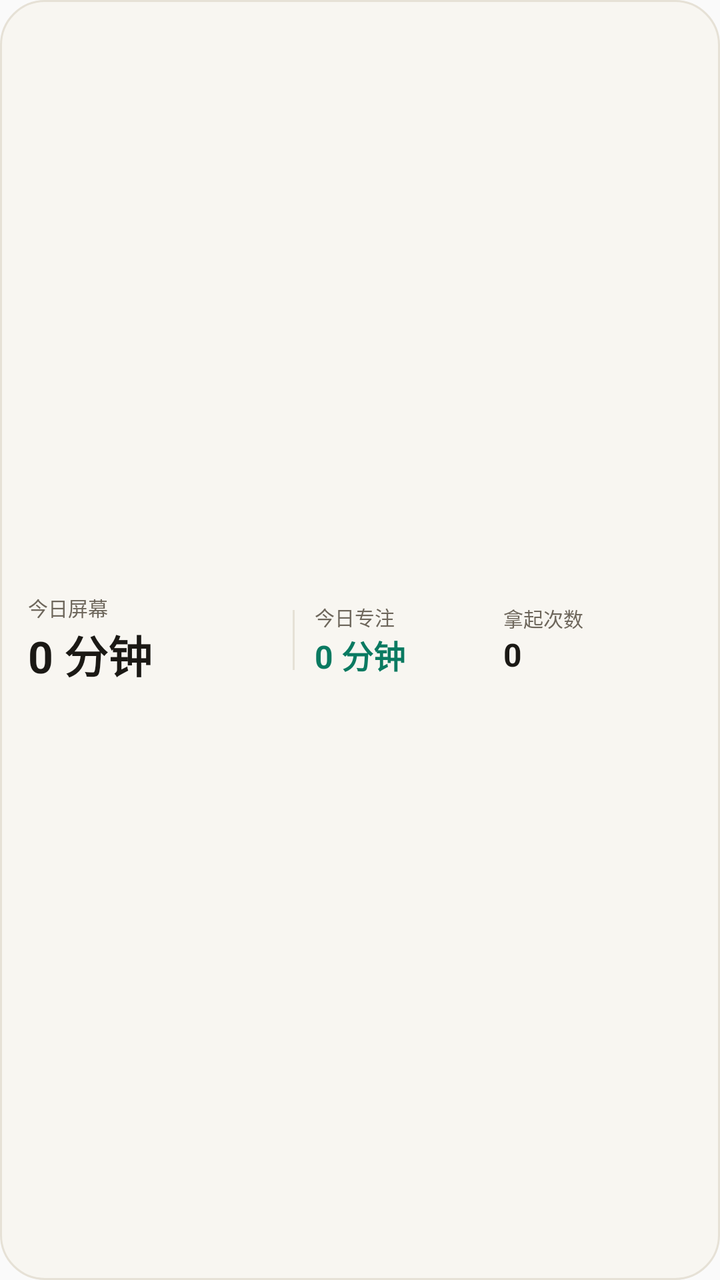
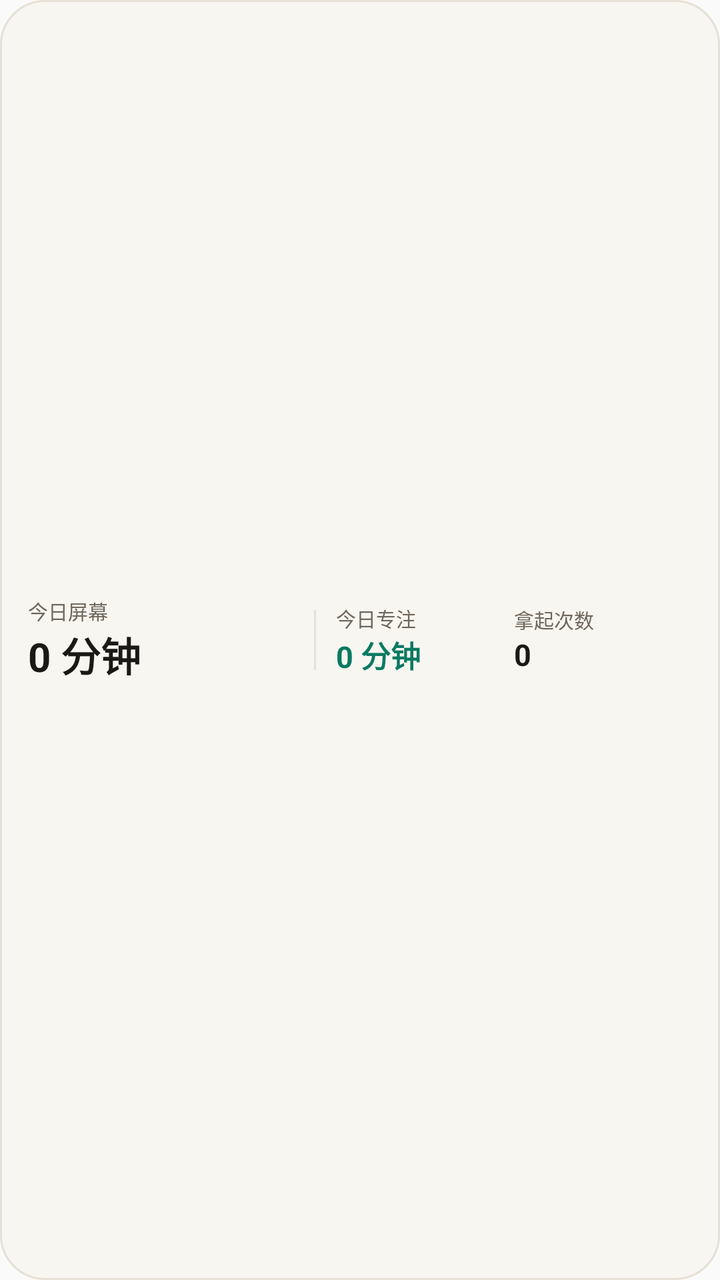

The first picture is an Android layout as it rendered before a commit; the second is the same layout after the commit. The layout source and the unified diff follow.
<!-- AndroidManifest.xml: application theme Theme.Liubai -->
<!-- res/layout/widget_medium.xml -->
<?xml version="1.0" encoding="utf-8"?>
<LinearLayout xmlns:android="http://schemas.android.com/apk/res/android"
    android:id="@android:id/background"
    android:layout_width="match_parent"
    android:layout_height="match_parent"
    android:orientation="horizontal"
    android:padding="14dp"
    android:background="@drawable/widget_bg"
    android:gravity="center_vertical">

    <LinearLayout
        android:layout_width="0dp"
        android:layout_height="wrap_content"
        android:layout_weight="1.3"
        android:orientation="vertical">
        <TextView android:layout_width="wrap_content" android:layout_height="wrap_content"
            android:text="今日屏幕" android:textSize="10sp" android:textColor="#6E675C" />
        <TextView android:id="@+id/widget_screen" android:layout_width="wrap_content"
            android:layout_height="wrap_content" android:text="0 分钟" android:textSize="22sp"
            android:textStyle="bold" android:textColor="#1B1915" />
    </LinearLayout>

    <ImageView
        android:layout_width="1dp"
        android:layout_height="30dp"
        android:layout_marginStart="10dp"
        android:layout_marginEnd="10dp"
        android:background="#E6E1D6" />

    <LinearLayout
        android:layout_width="0dp"
        android:layout_height="wrap_content"
        android:layout_weight="1"
        android:orientation="vertical">
        <TextView android:layout_width="wrap_content" android:layout_height="wrap_content"
            android:text="今日专注" android:textSize="10sp" android:textColor="#6E675C" />
        <TextView android:id="@+id/widget_focus" android:layout_width="wrap_content"
            android:layout_height="wrap_content" android:text="0 分钟" android:textSize="16sp"
            android:textStyle="bold" android:textColor="#0A7A61" />
    </LinearLayout>

    <LinearLayout
        android:layout_width="0dp"
        android:layout_height="wrap_content"
        android:layout_weight="1"
        android:orientation="vertical">
        <TextView android:layout_width="wrap_content" android:layout_height="wrap_content"
            android:text="拿起次数" android:textSize="10sp" android:textColor="#6E675C" />
        <TextView android:id="@+id/widget_pickup" android:layout_width="wrap_content"
            android:layout_height="wrap_content" android:text="0" android:textSize="16sp"
            android:textStyle="bold" android:textColor="#1B1915" />
    </LinearLayout>
</LinearLayout>
<!-- resources referenced by this layout -->
<resources>
  <!-- drawable widget_bg (drawable) -->
  <?xml version="1.0" encoding="utf-8"?>
  <shape xmlns:android="http://schemas.android.com/apk/res/android" android:shape="rectangle">
      <solid android:color="#F8F6F1" />
      <corners android:radius="22dp" />
      <stroke android:width="1dp" android:color="#E6E1D6" />
  </shape>
  <style name="Theme.Liubai" parent="android:Theme.Material.Light.NoActionBar">
          <item name="android:statusBarColor">@android:color/transparent</item>
          <item name="android:windowLightStatusBar">true</item>
          <item name="android:navigationBarColor">@android:color/transparent</item>
      </style>
</resources>

<!-- the commit's change to res/layout/widget_medium.xml (unified diff, before → after) -->
@@ -11,12 +11,12 @@
     <LinearLayout
         android:layout_width="0dp"
         android:layout_height="wrap_content"
-        android:layout_weight="1.3"
+        android:layout_weight="1.5"
         android:orientation="vertical">
         <TextView android:layout_width="wrap_content" android:layout_height="wrap_content"
             android:text="今日屏幕" android:textSize="10sp" android:textColor="#6E675C" />
         <TextView android:id="@+id/widget_screen" android:layout_width="wrap_content"
-            android:layout_height="wrap_content" android:text="0 分钟" android:textSize="22sp"
+            android:layout_height="wrap_content" android:text="0 分钟" android:textSize="20sp"
             android:textStyle="bold" android:textColor="#1B1915" />
     </LinearLayout>
 
@@ -35,7 +35,7 @@
         <TextView android:layout_width="wrap_content" android:layout_height="wrap_content"
             android:text="今日专注" android:textSize="10sp" android:textColor="#6E675C" />
         <TextView android:id="@+id/widget_focus" android:layout_width="wrap_content"
-            android:layout_height="wrap_content" android:text="0 分钟" android:textSize="16sp"
+            android:layout_height="wrap_content" android:text="0 分钟" android:textSize="15sp"
             android:textStyle="bold" android:textColor="#0A7A61" />
     </LinearLayout>
 
@@ -47,7 +47,7 @@
         <TextView android:layout_width="wrap_content" android:layout_height="wrap_content"
             android:text="拿起次数" android:textSize="10sp" android:textColor="#6E675C" />
         <TextView android:id="@+id/widget_pickup" android:layout_width="wrap_content"
-            android:layout_height="wrap_content" android:text="0" android:textSize="16sp"
+            android:layout_height="wrap_content" android:text="0" android:textSize="15sp"
             android:textStyle="bold" android:textColor="#1B1915" />
     </LinearLayout>
 </LinearLayout>
